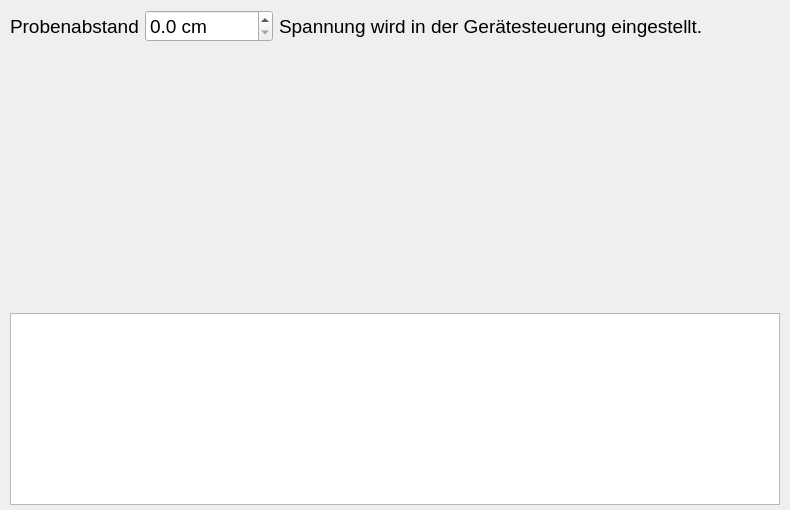
Above: gmcounter/pyqt/sweep_tab.ui from cckssr/gmcounter before the change. Below: the same form after it.
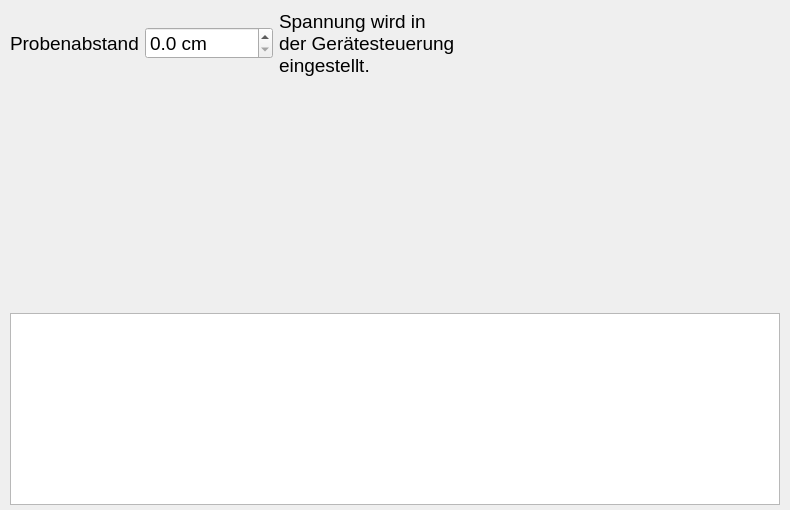
That is the form after the change. Custom widgets are drawn as their Qt base class.

Commit message: fix(ui): keep the window narrow enough for 1280 px screens on every platform

```diff
--- a/gmcounter/pyqt/sweep_tab.ui
+++ b/gmcounter/pyqt/sweep_tab.ui
@@ -73,6 +73,9 @@
          <pointsize>14</pointsize>
         </font>
        </property>
+       <property name="wordWrap">
+        <bool>true</bool>
+       </property>
        <property name="text">
         <string>Spannung wird in der Gerätesteuerung eingestellt.</string>
        </property>
@@ -92,7 +95,11 @@
       </spacer>
      </item>
      <item>
-      <widget class="QLabel" name="valueStatus"/>
+      <widget class="QLabel" name="valueStatus">
+       <property name="wordWrap">
+        <bool>true</bool>
+       </property>
+      </widget>
      </item>
     </layout>
    </item>
```
The commit also changes 4 other files.
